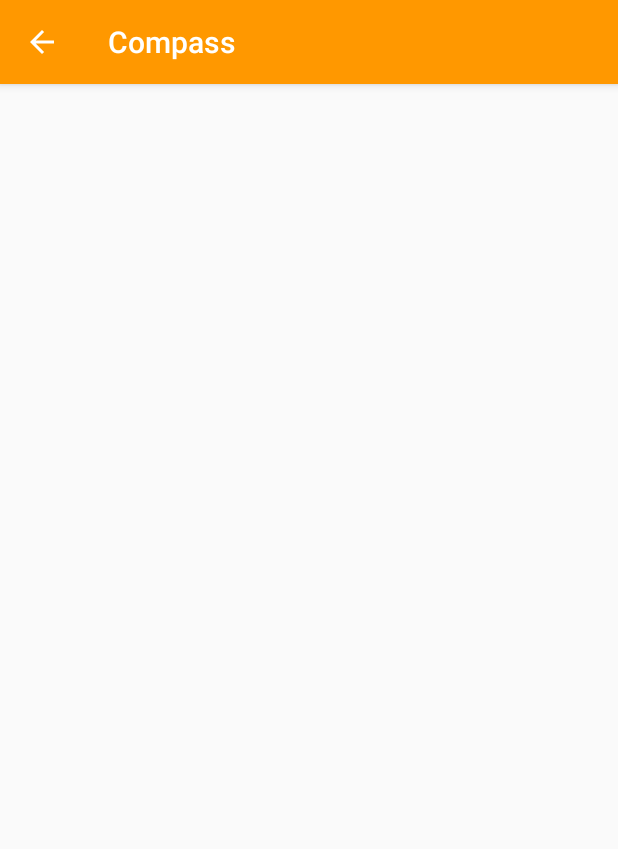
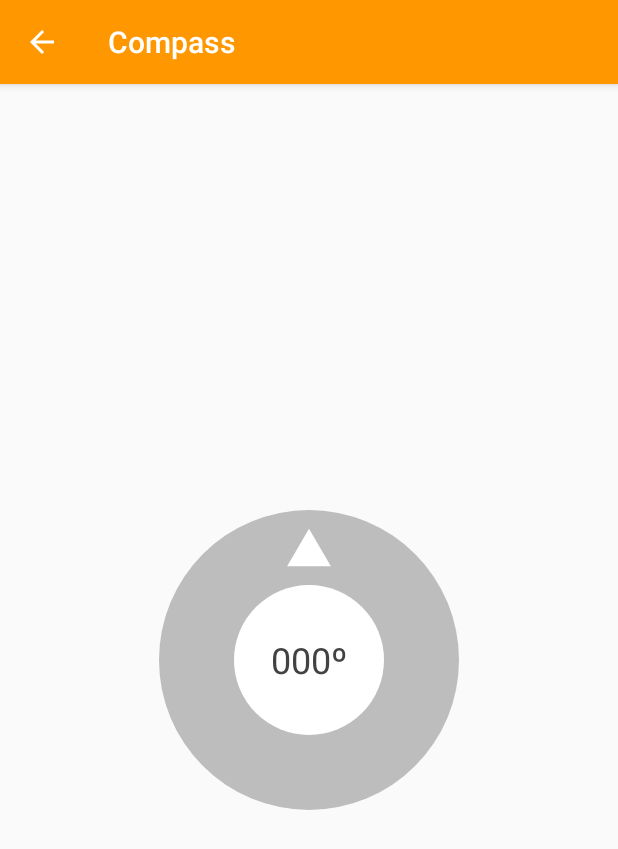
Before and after one commit to AgustRuiz/HikingGO, an Android app: the CompassActivityFragment screen opened directly, with no data from a screen before it, on a phone screen of 412 x 824 dp. Shown: the top 849 px of the screen. Run offline under Robolectric (Android 15) with nearby library versions, the phone set to English and light mode, and no system bars; our stand-ins replace ButterKnife.

Commit message:
[ADD] Compass style

```diff
--- a/app/src/main/java/es/agustruiz/hikinggo/ui/fragment/CompassActivityFragment.java
+++ b/app/src/main/java/es/agustruiz/hikinggo/ui/fragment/CompassActivityFragment.java
@@ -1,11 +1,20 @@
 package es.agustruiz.hikinggo.ui.fragment;
 
+import android.content.Context;
+import android.os.Build;
+import android.support.annotation.Nullable;
 import android.support.v4.app.Fragment;
 import android.os.Bundle;
+import android.support.v4.view.ViewCompat;
+import android.support.v7.widget.AppCompatImageView;
 import android.view.LayoutInflater;
 import android.view.View;
 import android.view.ViewGroup;
+import android.widget.FrameLayout;
+import android.widget.Toast;
 
+import butterknife.BindView;
+import butterknife.ButterKnife;
 import es.agustruiz.hikinggo.R;
 
 /**
@@ -13,12 +22,37 @@ import es.agustruiz.hikinggo.R;
  */
 public class CompassActivityFragment extends Fragment {
 
+    @BindView(R.id.compass_base)
+    AppCompatImageView mCompassBase;
+
+    Context mContext;
+
     public CompassActivityFragment() {
     }
 
     @Override
     public View onCreateView(LayoutInflater inflater, ViewGroup container,
                              Bundle savedInstanceState) {
-        return inflater.inflate(R.layout.fragment_compass, container, false);
+        View view = inflater.inflate(R.layout.fragment_compass, container, false);
+        ButterKnife.bind(this, view);
+        mContext = getContext();
+        initializeViews();
+        return view;
     }
+
+    @Override
+    public void onViewCreated(View view, @Nullable Bundle savedInstanceState) {
+        super.onViewCreated(view, savedInstanceState);
+    }
+
+    //region [Private methods]
+
+    private void initializeViews(){
+        //TODO:Where is the shadow?
+        if (Build.VERSION.SDK_INT >= Build.VERSION_CODES.LOLLIPOP) {
+            ViewCompat.setElevation(mCompassBase, 10);
+        }
+    }
+
+    //endregion
 }
--- /dev/null
+++ b/app/src/main/res/drawable/compass_arrow.xml
@@ -0,0 +1,9 @@
+<vector xmlns:android="http://schemas.android.com/apk/res/android"
+        android:width="24dp"
+        android:height="24dp"
+        android:viewportWidth="24.0"
+        android:viewportHeight="24.0">
+    <path
+        android:fillColor="#FFFFFFFF"
+        android:pathData="M 12 1.5 L 10.25 4.5 L 13.75 4.5 z"/>
+</vector>
--- /dev/null
+++ b/app/src/main/res/drawable/compass_center.xml
@@ -0,0 +1,5 @@
+<?xml version="1.0" encoding="utf-8"?>
+<shape xmlns:android="http://schemas.android.com/apk/res/android"
+    android:shape="oval">
+    <solid android:color="@color/colorCompassCenter" />
+</shape>
--- /dev/null
+++ b/app/src/main/res/drawable/compass_circle.xml
@@ -0,0 +1,5 @@
+<?xml version="1.0" encoding="utf-8"?>
+<shape xmlns:android="http://schemas.android.com/apk/res/android"
+    android:shape="oval">
+    <solid android:color="@color/colorCompassBase" />
+</shape>
--- a/app/src/main/res/layout/fragment_compass.xml
+++ b/app/src/main/res/layout/fragment_compass.xml
@@ -9,5 +9,45 @@
     tools:context=".ui.fragment.CompassActivityFragment"
     tools:showIn="@layout/activity_compass">
 
+    <android.support.v7.widget.AppCompatImageView
+        android:id="@+id/compass_base"
+        android:layout_width="200sp"
+        android:layout_height="200sp"
+        android:layout_centerInParent="true"
+        android:layout_margin="12dp"
+        android:contentDescription="@string/img_compass_background"
+        android:src="@drawable/compass_circle"
+        android:translationZ="6dp" />
+
+    <android.support.v7.widget.AppCompatImageView
+        android:id="@+id/compass_arrow"
+        android:layout_width="200sp"
+        android:layout_height="200sp"
+        android:layout_centerInParent="true"
+        android:layout_margin="12dp"
+        android:contentDescription="@string/img_compass_background"
+        android:src="@drawable/compass_arrow"
+        android:translationZ="20dp" />
+
+    <android.support.v7.widget.AppCompatImageView
+        android:id="@+id/compass_center"
+        android:layout_width="100sp"
+        android:layout_height="100sp"
+        android:layout_centerInParent="true"
+        android:layout_margin="12dp"
+        android:contentDescription="@string/img_compass_background"
+        android:src="@drawable/compass_center"
+        android:translationZ="16dp" />
+
+
+    <android.support.v7.widget.AppCompatTextView
+        android:id="@+id/compass_text"
+        android:layout_width="wrap_content"
+        android:layout_height="wrap_content"
+        android:layout_centerInParent="true"
+        android:text="000º"
+        android:textSize="24sp"
+        android:textColor="@color/colorCompassText"
+        android:translationZ="17dp"/>
 
 </RelativeLayout>
--- a/app/src/main/res/values/colors.xml
+++ b/app/src/main/res/values/colors.xml
@@ -16,4 +16,9 @@
     <color name="colorFabLabelPressed">#99444444</color>
     <color name="colorFabLabelRipple">#99FFFFFF</color>
 
+    <!-- Compass colors -->
+    <color name="colorCompassBase">#BDBDBD</color>
+    <color name="colorCompassCenter">#FFFFFF</color>
+    <color name="colorCompassText">#424242</color>
+
 </resources>
--- a/app/src/main/res/values/strings.xml
+++ b/app/src/main/res/values/strings.xml
@@ -25,4 +25,7 @@
     <string name="msg_terrain_map_mode">Terrain map mode</string>
     <string name="msg_map_not_ready">Maps is not ready</string>
 
+    <!-- Images description -->
+    <string name="img_compass_background">Compass background</string>
+
 </resources>
```
